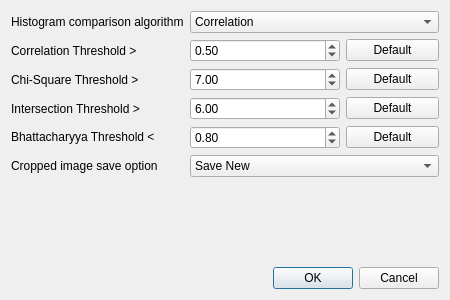
Before: the Qt Designer form WatermarkCropper/settings.ui in vg16855/Ifunny-Watermark-Cropper, drawn with Qt 5.
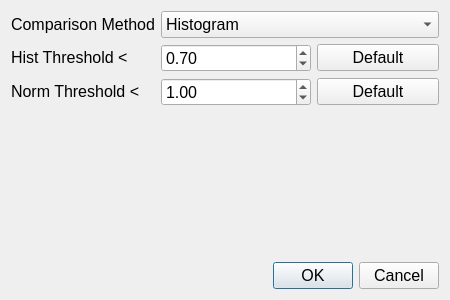
After: the same form once the commit is applied.

```diff
--- a/WatermarkCropper/settings.ui
+++ b/WatermarkCropper/settings.ui
@@ -22,6 +22,11 @@
     <height>300</height>
    </size>
   </property>
+  <property name="font">
+   <font>
+    <pointsize>12</pointsize>
+   </font>
+  </property>
   <property name="windowTitle">
    <string>Dialog</string>
   </property>
@@ -29,17 +34,27 @@
    <item>
     <layout class="QFormLayout" name="formLayout">
      <item row="0" column="0">
-      <widget class="QLabel" name="label">
+      <widget class="QLabel" name="compareLabel">
+       <property name="font">
+        <font>
+         <pointsize>12</pointsize>
+        </font>
+       </property>
        <property name="text">
-        <string>Histogram comparison algorithm</string>
+        <string>Comparison Method</string>
        </property>
       </widget>
      </item>
      <item row="0" column="1">
-      <widget class="QComboBox" name="histogramComboBox">
+      <widget class="QComboBox" name="comparisonComboBox">
+       <property name="font">
+        <font>
+         <pointsize>12</pointsize>
+        </font>
+       </property>
        <item>
         <property name="text">
-         <string>Correlation</string>
+         <string>Histogram</string>
         </property>
        </item>
        <item>
@@ -60,9 +75,14 @@
       </widget>
      </item>
      <item row="1" column="0">
-      <widget class="QLabel" name="label_2">
+      <widget class="QLabel" name="histLabel">
+       <property name="font">
+        <font>
+         <pointsize>12</pointsize>
+        </font>
+       </property>
        <property name="text">
-        <string>Correlation Threshold &gt;</string>
+        <string>Hist Threshold &lt;</string>
        </property>
       </widget>
      </item>
@@ -76,16 +96,26 @@
            <height>0</height>
           </size>
          </property>
+         <property name="font">
+          <font>
+           <pointsize>12</pointsize>
+          </font>
+         </property>
          <property name="minimum">
           <double>0.000000000000000</double>
          </property>
          <property name="value">
-          <double>0.500000000000000</double>
+          <double>0.700000000000000</double>
          </property>
         </widget>
        </item>
        <item>
-        <widget class="QPushButton" name="pushButton">
+        <widget class="QPushButton" name="histDefault">
+         <property name="font">
+          <font>
+           <pointsize>12</pointsize>
+          </font>
+         </property>
          <property name="text">
           <string>Default</string>
          </property>
@@ -94,9 +124,14 @@
       </layout>
      </item>
      <item row="2" column="0">
-      <widget class="QLabel" name="label_3">
+      <widget class="QLabel" name="normLabel">
+       <property name="font">
+        <font>
+         <pointsize>12</pointsize>
+        </font>
+       </property>
        <property name="text">
-        <string>Chi-Square Threshold &gt;</string>
+        <string>Norm Threshold &lt;</string>
        </property>
       </widget>
      </item>
@@ -116,44 +151,18 @@
            <height>0</height>
           </size>
          </property>
-         <property name="value">
-          <double>7.000000000000000</double>
+         <property name="font">
+          <font>
+           <pointsize>12</pointsize>
+          </font>
          </property>
-        </widget>
-       </item>
-       <item>
-        <widget class="QPushButton" name="pushButton_2">
-         <property name="text">
-          <string>Default</string>
-         </property>
-        </widget>
-       </item>
-      </layout>
-     </item>
-     <item row="3" column="0">
-      <widget class="QLabel" name="label_4">
-       <property name="text">
-        <string>Intersection Threshold &gt;</string>
-       </property>
-      </widget>
-     </item>
-     <item row="3" column="1">
-      <layout class="QHBoxLayout" name="horizontalLayout_3">
-       <item>
-        <widget class="QDoubleSpinBox" name="intersectionSpinBox">
-         <property name="minimumSize">
-          <size>
-           <width>150</width>
-           <height>0</height>
-          </size>
-         </property>
          <property name="value">
-          <double>6.000000000000000</double>
+          <double>1.000000000000000</double>
          </property>
         </widget>
        </item>
        <item>
-        <widget class="QPushButton" name="pushButton_3">
+        <widget class="QPushButton" name="normDefault">
          <property name="text">
           <string>Default</string>
          </property>
@@ -161,64 +170,6 @@
        </item>
       </layout>
      </item>
-     <item row="4" column="0">
-      <widget class="QLabel" name="label_5">
-       <property name="text">
-        <string>Bhattacharyya Threshold &lt;</string>
-       </property>
-      </widget>
-     </item>
-     <item row="4" column="1">
-      <layout class="QHBoxLayout" name="horizontalLayout_4">
-       <item>
-        <widget class="QDoubleSpinBox" name="bhattacharyyaSpinBox">
-         <property name="minimumSize">
-          <size>
-           <width>150</width>
-           <height>0</height>
-          </size>
-         </property>
-         <property name="value">
-          <double>0.800000000000000</double>
-         </property>
-        </widget>
-       </item>
-       <item>
-        <widget class="QPushButton" name="pushButton_4">
-         <property name="minimumSize">
-          <size>
-           <width>0</width>
-           <height>0</height>
-          </size>
-         </property>
-         <property name="text">
-          <string>Default</string>
-         </property>
-        </widget>
-       </item>
-      </layout>
-     </item>
-     <item row="5" column="0">
-      <widget class="QLabel" name="label_6">
-       <property name="text">
-        <string>Cropped image save option</string>
-       </property>
-      </widget>
-     </item>
-     <item row="5" column="1">
-      <widget class="QComboBox" name="comboBox_2">
-       <item>
-        <property name="text">
-         <string>Save New</string>
-        </property>
-       </item>
-       <item>
-        <property name="text">
-         <string>Overwrite</string>
-        </property>
-       </item>
-      </widget>
-     </item>
     </layout>
    </item>
    <item>
```
Left out of the diff: 21 changed lines with no effect on the pictures.
